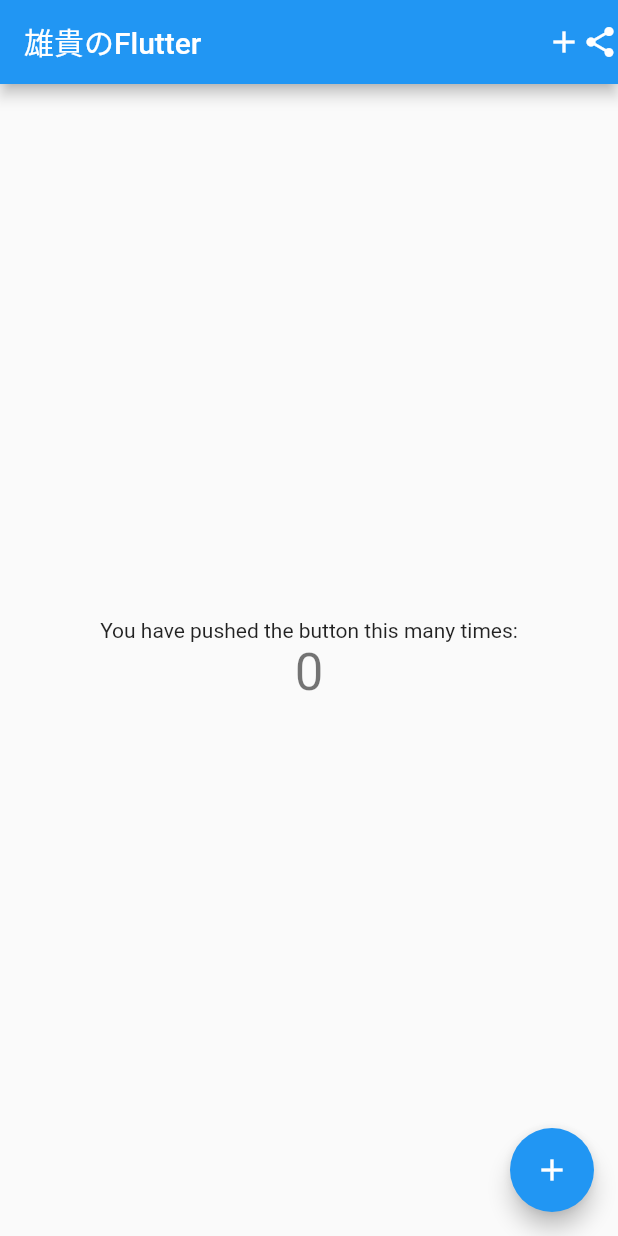
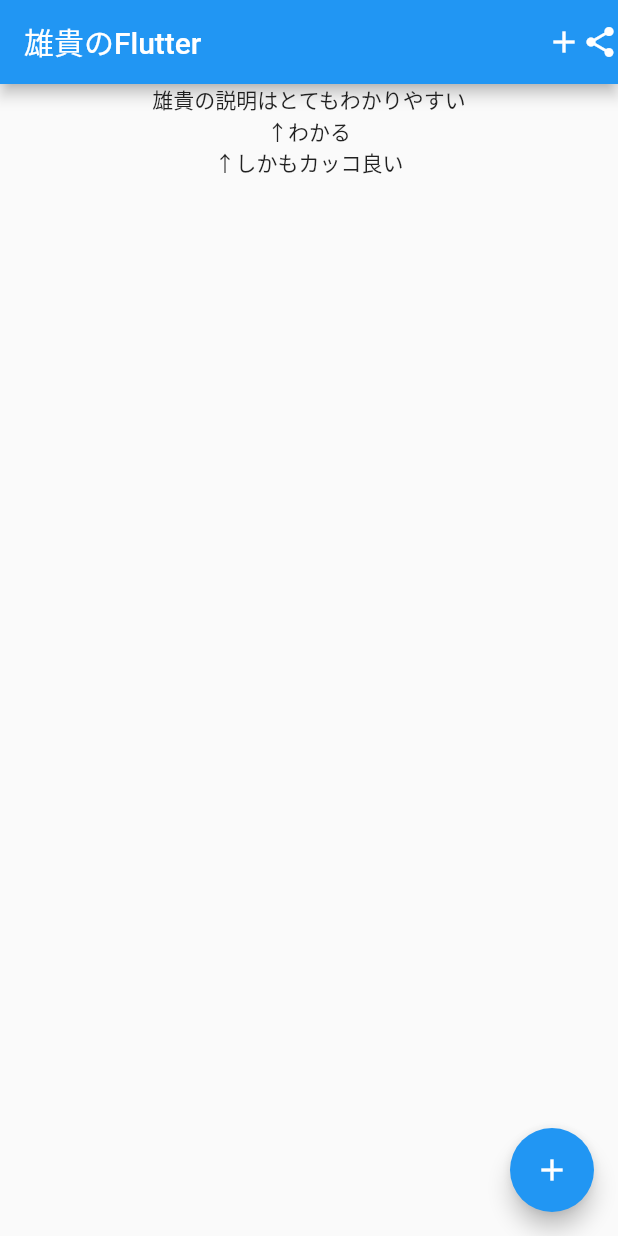
Before and after one commit to YukiOnishi1129/flutter-first-practice, a Flutter app: the screen it shows after launch, on a phone screen of 412 x 824 dp. Run offline on Flutter 3.47's test engine with Material 2 defaults, Android fonts, the phone set to English and light mode, and no system bars.

Commit message:
bodyを色々いじってみた

```diff
--- a/lib/main.dart
+++ b/lib/main.dart
@@ -49,15 +49,13 @@ class _MyHomePageState extends State<MyHomePage> {
       ),// appBar: アプリ上部(ヘッダーのようなところ)
       body: Center(
         child: Column(
-          mainAxisAlignment: MainAxisAlignment.center,
+          //MainAxisAlignment.center: 上下中央よせ
+          // MainAxisAlignment.start: 上よせ
+          mainAxisAlignment: MainAxisAlignment.start,
           children: <Widget>[
-            const Text(
-              'You have pushed the button this many times:',
-            ),
-            Text(
-              '$_counter',
-              style: Theme.of(context).textTheme.headline4,
-            ),
+            Text('雄貴の説明はとてもわかりやすい'),
+            Text('↑わかる'),
+            Text('↑しかもカッコ良い')
           ],
         ),
       ),// body: アプリメインエリア
```
